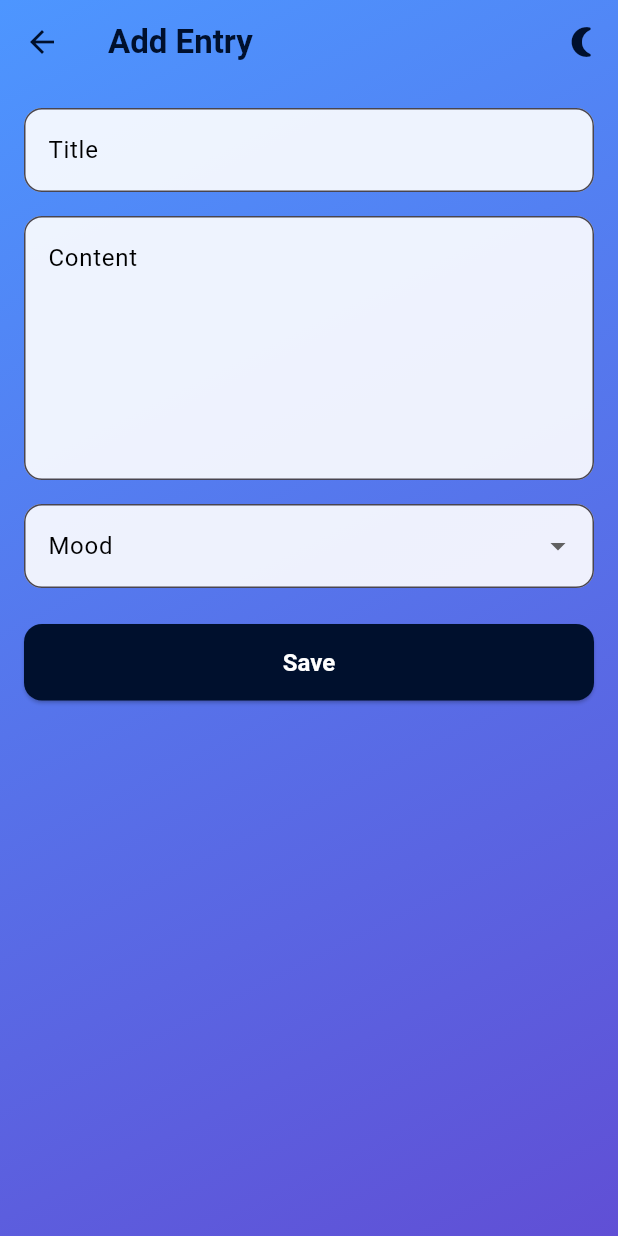
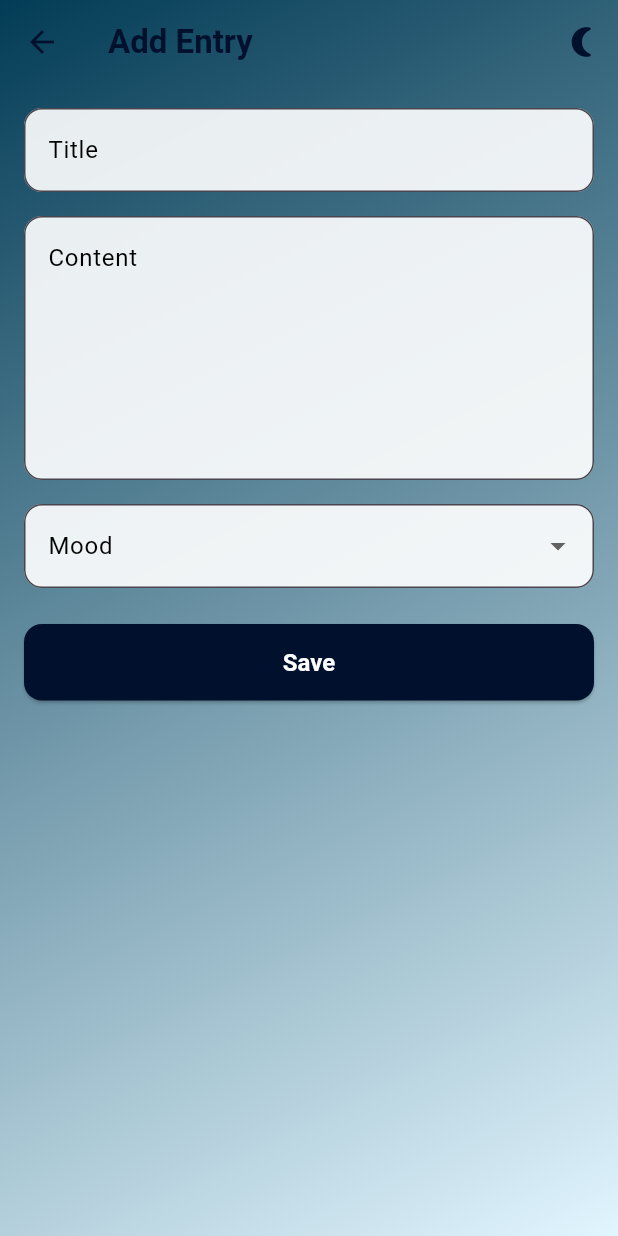
Before and after one commit to Mithun1502/deardays, a Flutter app: the screen it shows after launch, after a tap on the "add" icon, on a phone screen of 412 x 824 dp. Run offline on Flutter 3.47's test engine with Material 3 defaults, Android fonts, the light colour scheme and no system bars; our stand-ins replace equatable, flutter_bloc, flutter_staggered_animations, shared_preferences, sqflite, table_calendar; accounts and stored records are empty.

Commit message:
ui edits

```diff
--- a/lib/app_theme.dart
+++ b/lib/app_theme.dart
@@ -1,5 +1,6 @@
 import 'package:flutter/material.dart';
 
+/// Light ThemeData
 final ThemeData lightTheme = ThemeData(
   brightness: Brightness.light,
   primarySwatch: Colors.indigo,
@@ -20,6 +21,7 @@ final ThemeData lightTheme = ThemeData(
   ),
 );
 
+/// Dark ThemeData
 final ThemeData darkTheme = ThemeData(
   brightness: Brightness.dark,
   scaffoldBackgroundColor: const Color(0xFF121212),
@@ -38,3 +40,16 @@ final ThemeData darkTheme = ThemeData(
     ),
   ),
 );
+
+/// ✅ Gradient Definitions (for background use)
+const Gradient lightGradient = LinearGradient(
+  colors: [Color.fromARGB(255, 3, 60, 86), Color(0xFFE1F5FE)],
+  begin: Alignment.topLeft,
+  end: Alignment.bottomRight,
+);
+
+const Gradient darkGradient = LinearGradient(
+  colors: [Color.fromARGB(255, 0, 0, 0), Color.fromARGB(255, 79, 55, 75)],
+  begin: Alignment.topLeft,
+  end: Alignment.bottomRight,
+);
--- a/lib/features/diary/presentation/pages/add_edit_page.dart
+++ b/lib/features/diary/presentation/pages/add_edit_page.dart
@@ -4,6 +4,7 @@ import 'package:dear_days/features/diary/data/local_data_source.dart';
 import 'package:dear_days/features/diary/data/diary_model.dart';
 import 'package:dear_days/config/constants.dart';
 import 'package:dear_days/features/settings/theme/theme_bloc.dart';
+import 'package:dear_days/app_theme.dart';
 
 class AddEditPage extends StatefulWidget {
   final DiaryModel? entry;
@@ -52,22 +53,17 @@ class _AddEditPageState extends State<AddEditPage> {
 
   @override
   Widget build(BuildContext context) {
-    return BlocBuilder<ThemeBloc, ThemeState>(
+    return BlocListener<ThemeBloc, ThemeState>(
+      listener: (context, state) {
+        setState(() {});
+      },
+      child: BlocBuilder<ThemeBloc, ThemeState>(
         builder: (context, state) {
           final isDark = state.isDarkMode;
-
+          final gradient = isDark ? darkGradient : lightGradient;
           return Container(
             decoration: BoxDecoration(
-            gradient: LinearGradient(
-              colors: isDark
-                  ? [Colors.black, const Color.fromARGB(255, 3, 0, 22)]
-                  : [
-                      const Color(0xFF4D96FF),
-                      const Color.fromARGB(255, 96, 79, 213)
-                    ],
-              begin: Alignment.topLeft,
-              end: Alignment.bottomRight,
-            ),
+              gradient: gradient,
             ),
             child: Scaffold(
               backgroundColor: Colors.transparent,
@@ -127,6 +123,7 @@ class _AddEditPageState extends State<AddEditPage> {
             ),
           );
         },
+      ),
     );
   }
 
--- a/lib/features/diary/presentation/pages/diary_list_page.dart
+++ b/lib/features/diary/presentation/pages/diary_list_page.dart
@@ -5,6 +5,7 @@ import 'package:dear_days/features/diary/presentation/widgets/diary_card.dart';
 import 'package:flutter/material.dart';
 import 'package:flutter_staggered_animations/flutter_staggered_animations.dart';
 import 'package:intl/intl.dart';
+import 'package:dear_days/app_theme.dart';
 
 class DiaryListPage extends StatefulWidget {
   const DiaryListPage({super.key});
@@ -95,19 +96,11 @@ class _DiaryListPageState extends State<DiaryListPage> {
 
   @override
   Widget build(BuildContext context) {
-    final gradientColors = _isDark
-        ? [Colors.black, const Color.fromARGB(255, 3, 0, 22)]
-        : [const Color(0xFF4D96FF), const Color.fromARGB(255, 37, 16, 227)];
-
     final textColor = _isDark ? Colors.white : Colors.black87;
-
+    final gradient = _isDark ? darkGradient : lightGradient;
     return Container(
       decoration: BoxDecoration(
-        gradient: LinearGradient(
-          colors: gradientColors,
-          begin: Alignment.topLeft,
-          end: Alignment.bottomRight,
-        ),
+        gradient: gradient,
       ),
       child: Scaffold(
         backgroundColor: Colors.transparent,
```
Lines whose indentation alone changed are shown as unchanged.
